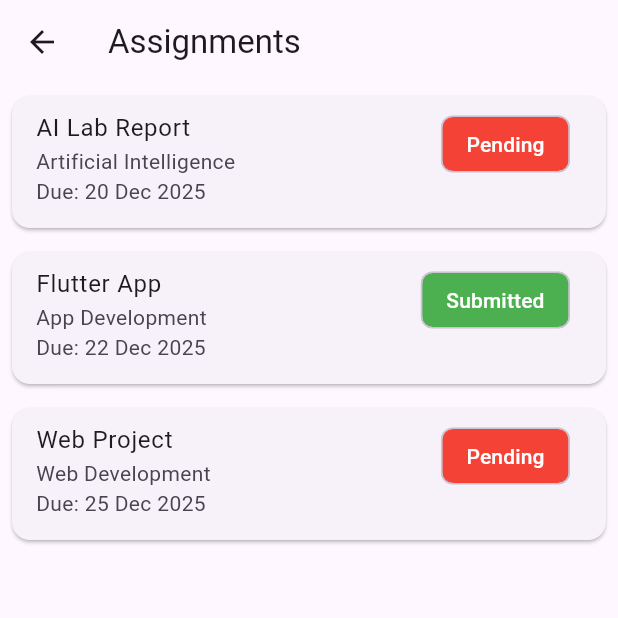
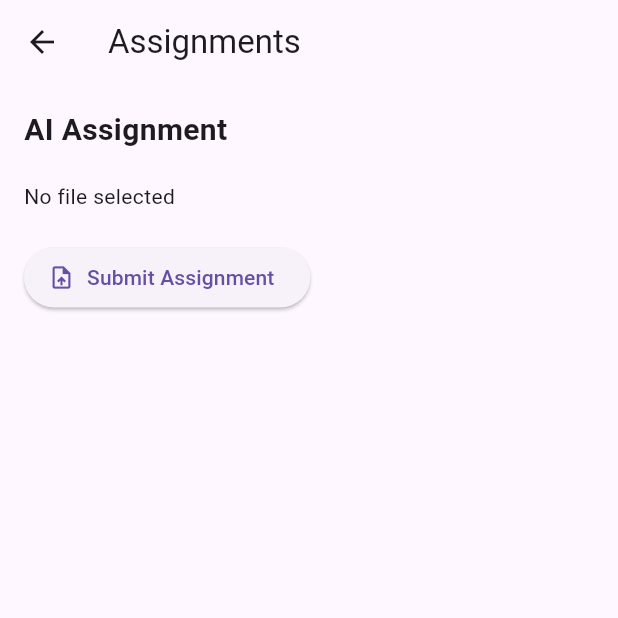
Before and after one commit to CM-Kali/Smart-Student-Portal-App, a Flutter app: the AssignmentsPage screen opened by its route, on a phone screen of 412 x 824 dp, the top half of it. Run offline on Flutter 3.47's test engine with Material 3 defaults, Android fonts, the phone set to English and light mode, and no system bars; our stand-ins replace file_picker, get.

Commit message:
File Picker added for assignment submittion. An issue occuring when i tap on submit button

```diff
--- /dev/null
+++ b/lib/app/controllers/assignments_controller.dart
@@ -0,0 +1,20 @@
+import 'package:get/get.dart';
+import 'package:file_picker/file_picker.dart';
+
+class AssignmentsController extends GetxController {
+  var selectedFileName = ''.obs;
+
+  Future<void> submitAssignment() async {
+    FilePickerResult? result = await FilePicker.platform.pickFiles(
+      type: FileType.custom,
+      allowedExtensions: ['pdf', 'doc', 'docx'],
+    );
+
+    if (result != null) {
+      selectedFileName.value = result.files.single.name;
+      Get.snackbar("Success", "File Selected: ${selectedFileName.value}");
+    } else {
+      Get.snackbar("Cancelled", "No file selected");
+    }
+  }
+}
--- a/lib/app/models/assignment_model.dart
+++ b/lib/app/models/assignment_model.dart
@@ -1,13 +1,11 @@
 class AssignmentModel {
   final String title;
-  final String subject;
-  final String dueDate;
-  final bool isSubmitted;
+  bool isSubmitted;
+  String? fileName;
 
   AssignmentModel({
     required this.title,
-    required this.subject,
-    required this.dueDate,
-    required this.isSubmitted,
+    this.isSubmitted = false,
+    this.fileName,
   });
 }
--- a/lib/app/pages/assignments/assignments_page.dart
+++ b/lib/app/pages/assignments/assignments_page.dart
@@ -1,57 +1,45 @@
 import 'package:flutter/material.dart';
-import '../../models/assignment_model.dart';
+import 'package:get/get.dart';
+import '../../controllers/assignments_controller.dart';
 
 class AssignmentsPage extends StatelessWidget {
-  const AssignmentsPage({super.key});
+  AssignmentsPage({super.key});
+
+  final AssignmentsController controller =
+  Get.put(AssignmentsController());
 
   @override
   Widget build(BuildContext context) {
-    final List<AssignmentModel> assignments = [
-      AssignmentModel(
-        title: "AI Lab Report",
-        subject: "Artificial Intelligence",
-        dueDate: "20 Dec 2025",
-        isSubmitted: false,
-      ),
-      AssignmentModel(
-        title: "Flutter App",
-        subject: "App Development",
-        dueDate: "22 Dec 2025",
-        isSubmitted: true,
-      ),
-      AssignmentModel(
-        title: "Web Project",
-        subject: "Web Development",
-        dueDate: "25 Dec 2025",
-        isSubmitted: false,
-      ),
-    ];
-
     return Scaffold(
       appBar: AppBar(title: const Text("Assignments")),
-      body: ListView.builder(
-        itemCount: assignments.length,
-        itemBuilder: (context, index) {
-          final assignment = assignments[index];
-          return Card(
-            margin: const EdgeInsets.all(8),
-            child: ListTile(
-              title: Text(assignment.title),
-              subtitle: Text(
-                  "${assignment.subject}\nDue: ${assignment.dueDate}"),
-              isThreeLine: true,
-              trailing: Chip(
-                label: Text(
-                  assignment.isSubmitted ? "Submitted" : "Pending",
-                  style: const TextStyle(color: Colors.white),
-                ),
-                backgroundColor: assignment.isSubmitted
-                    ? Colors.green
-                    : Colors.red,
-              ),
+      body: Padding(
+        padding: const EdgeInsets.all(16),
+        child: Column(
+          crossAxisAlignment: CrossAxisAlignment.start,
+          children: [
+            const Text(
+              "AI Assignment",
+              style: TextStyle(fontSize: 20, fontWeight: FontWeight.bold),
             ),
-          );
-        },
+            const SizedBox(height: 20),
+
+            Obx(() => Text(
+              controller.selectedFileName.isEmpty
+                  ? "No file selected"
+                  : "Selected: ${controller.selectedFileName.value}",
+            )),
+
+            const SizedBox(height: 20),
+
+            ElevatedButton.icon(
+              icon: const Icon(Icons.upload_file),
+              label: const Text("Submit Assignment"),
+              onPressed: () {
+                controller.submitAssignment();
+              },
+            ),
+          ],
+        ),
       ),
     );
   }
--- a/lib/app/pages/auth/home_page.dart
+++ b/lib/app/pages/auth/home_page.dart
@@ -53,13 +53,13 @@ class HomePage extends StatelessWidget {
                     Get.to(() =>  AttendancePage());
                   }),
                   _dashboardCard('Assignments', Icons.assignment, () {
-                    Get.to(() => const AssignmentsPage());
+                    Get.to(() => AssignmentsPage());
                   }),
                   _dashboardCard('Profile', Icons.account_circle, () {
-                    Get.to(() => const ProfilePage());
+                    Get.to(() =>  ProfilePage());
                   }),
                   _dashboardCard('Settings', Icons.settings, () {
-                    Get.to(() => const SettingsPage());
+                    Get.to(() => SettingsPage());
                   }),
                   _dashboardCard('Chatbot', Icons.smart_toy, () {
                     Get.to(() => ChatbotPage());
--- a/pubspec.yaml
+++ b/pubspec.yaml
@@ -38,6 +38,7 @@ dependencies:
   http: ^1.6.0
   google_fonts: ^6.3.3
   shared_preferences: ^2.5.4
+  file_picker: ^8.0.0
 
 dev_dependencies:
   flutter_test:
```
Also changed, not shown: pubspec.lock.
